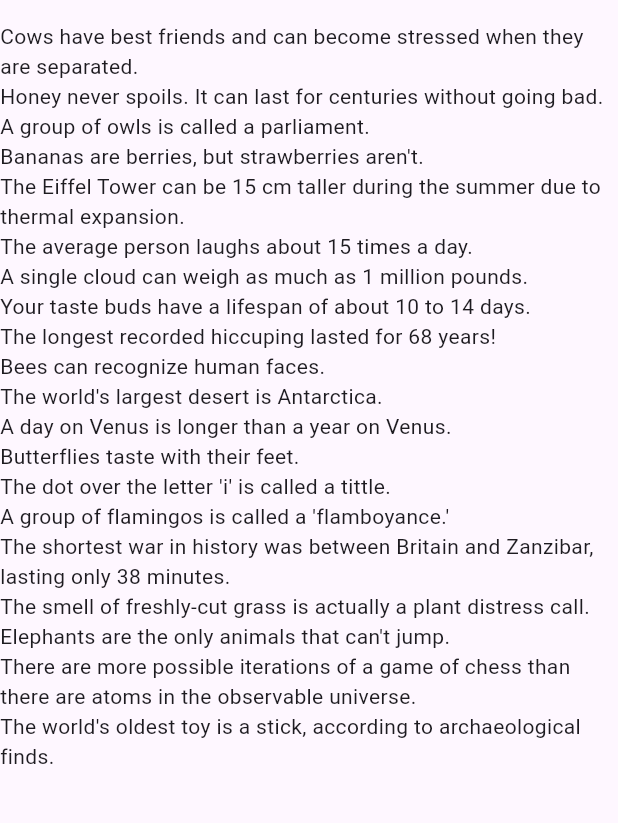
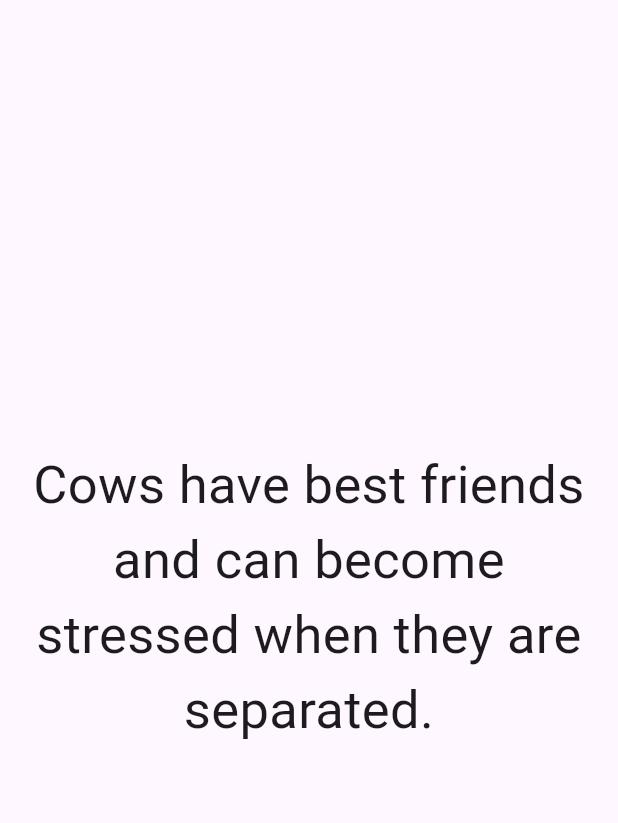
Before and after one commit to MossesAryo/Flutter_FunFacts_app, a Flutter app: the screen it shows after launch, on a phone screen of 412 x 824 dp, the part 63-886 px from its top. Run offline on Flutter 3.47's test engine with Material 3 defaults, Android fonts, the phone set to English and light mode, and no system bars.

```diff
--- a/lib/screens/main_screen.dart
+++ b/lib/screens/main_screen.dart
@@ -51,10 +51,21 @@ class _MainScreenState extends State<MainScreen> {
           )
         ],
       ),
-      body: ListView.builder(
+      body: PageView.builder(
           itemCount: facts.length,
           itemBuilder: (BuildContext context, int index) {
-            return Text(facts[index]);
+            return Container(
+              child: Center(
+                child: Padding(
+                  padding: const EdgeInsets.all(8.0),
+                  child: Text(
+                    facts[index],
+                    style: TextStyle(fontSize: 35),
+                    textAlign: TextAlign.center,
+                  ),
+                ),
+              ),
+            );
           }),
     );
   }
```
